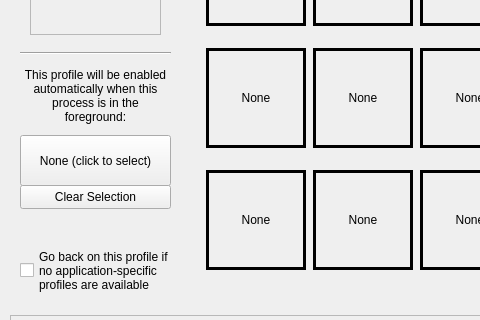
Qt form resources/interface.ui (Tizzu/BagOnKey) before a commit; both pictures show x 0 to 480 and y 154 to 474 of the 965 by 728 pixel window.
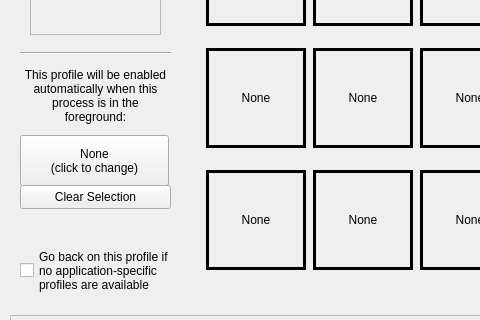
The same form after that commit. Custom widgets are drawn as their Qt base class.

Diff of the .ui file:
```diff
--- a/resources/interface.ui
+++ b/resources/interface.ui
@@ -626,12 +626,13 @@
      <rect>
       <x>20</x>
       <y>270</y>
-      <width>151</width>
+      <width>149</width>
       <height>51</height>
      </rect>
     </property>
     <property name="text">
-     <string>None (click to select)</string>
+     <string>None 
+(click to change)</string>
     </property>
    </widget>
    <widget class="QScrollArea" name="ideasList">
```
